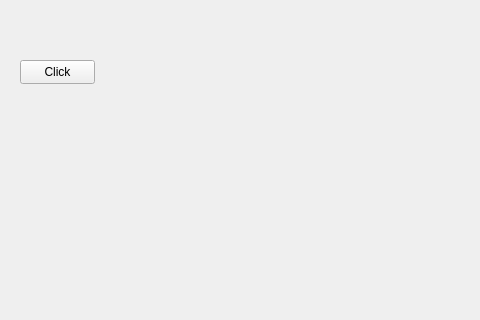
brettkwak/DodgeTimer, file mainwindow.ui: the form before one commit; both pictures show x 0 to 480 and y 0 to 320 of the 800 by 600 pixel window.
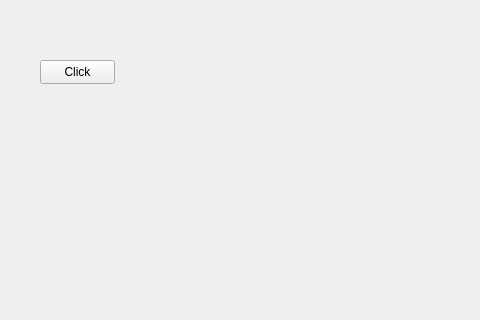
The form after the commit.

Commit message: Added label for current time

Diff of the .ui file:
```diff
--- a/mainwindow.ui
+++ b/mainwindow.ui
@@ -17,7 +17,7 @@
    <widget class="QPushButton" name="pushButton">
     <property name="geometry">
      <rect>
-      <x>20</x>
+      <x>40</x>
       <y>60</y>
       <width>75</width>
       <height>24</height>
```
Left out of the diff: 15 changed lines with no effect on the pictures. The commit also changes 2 other files.
